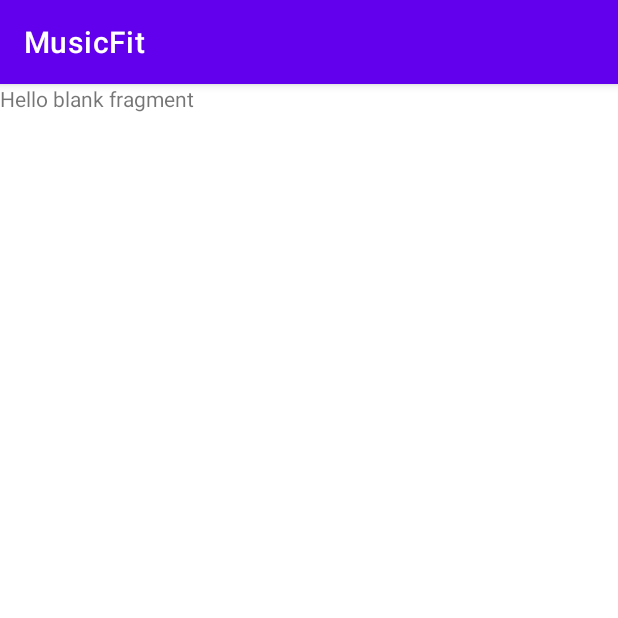
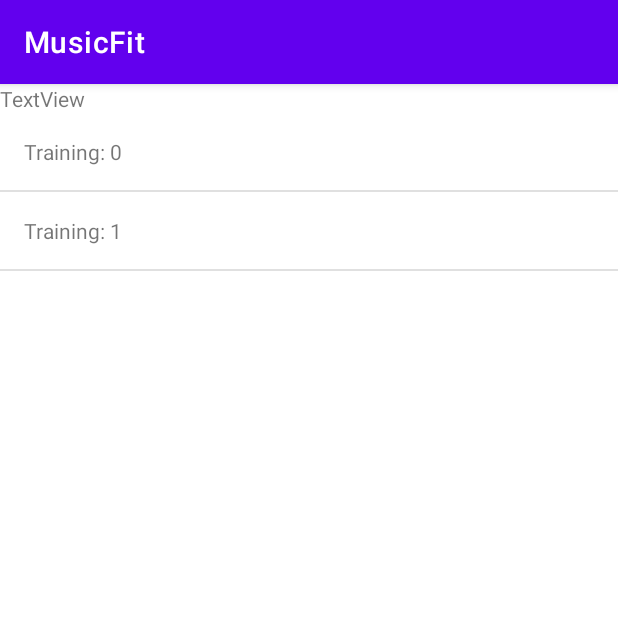
Before and after one commit to Nelson-Fuentes/MusicFit, an Android app: the fragment TrainingReportListFragment shown on its own in the app's theme, on a phone screen of 412 x 824 dp, the top half of it. Run offline under Robolectric (Android 15) with nearby library versions, the phone set to English and light mode, and no system bars.

Commit message:
TrainingList

```diff
--- /dev/null
+++ b/android/app/src/main/java/com/idnp/musicfit/models/adapters/TrainingAdapter.java
@@ -0,0 +1,55 @@
+package com.idnp.musicfit.models.adapters;
+
+import android.content.Context;
+import android.view.LayoutInflater;
+import android.view.View;
+import android.view.ViewGroup;
+import android.widget.Adapter;
+import android.widget.BaseAdapter;
+import android.widget.TextView;
+
+import com.idnp.musicfit.R;
+import com.idnp.musicfit.models.entities.Training;
+
+import java.util.ArrayList;
+
+public class TrainingAdapter extends BaseAdapter {
+
+    private Context context;
+    private ArrayList<Training> trainings;
+
+    public  TrainingAdapter(Context context){
+        this.context = context;
+        this.trainings = new ArrayList<Training>();
+    }
+
+    public void  setDataSet(ArrayList<Training> trainings){
+        this.trainings = trainings;
+        this.notifyDataSetChanged();
+    }
+
+    @Override
+    public int getCount() {
+        return this.trainings.size();
+    }
+
+    @Override
+    public Training getItem(int position) {
+        return this.trainings.get(position);
+    }
+
+    @Override
+    public long getItemId(int position) {
+        return this.trainings.get(position).hashCode();
+    }
+
+    @Override
+    public View getView(int position, View convertView, ViewGroup parent) {
+        View view = convertView;
+        LayoutInflater layoutInflater = LayoutInflater.from(this.context);
+        view = layoutInflater.inflate(R.layout.list_item_training_list, null);
+        TextView component = (TextView) view.findViewById(R.id.training_count);
+        component.setText("Training: " + position);
+        return view;
+    }
+}
--- a/android/app/src/main/java/com/idnp/musicfit/models/services/trainingService/TrainingService.java
+++ b/android/app/src/main/java/com/idnp/musicfit/models/services/trainingService/TrainingService.java
@@ -1,6 +1,8 @@
 package com.idnp.musicfit.models.services.trainingService;
 
 import com.idnp.musicfit.models.entities.Training;
+
+import java.util.ArrayList;
 
 public class TrainingService {
 
@@ -26,7 +28,10 @@ public class TrainingService {
 
     }
 
-    public void getTrainingList(Training training){
-
+    public ArrayList<Training> getTrainingList(){
+        ArrayList<Training> trainings = new ArrayList<Training>();
+        trainings.add(new Training());
+        trainings.add(new Training());
+        return  trainings;
     }
 }
--- /dev/null
+++ b/android/app/src/main/java/com/idnp/musicfit/presenter/trainingReportListPresenter/TrainingReportListPresenter.java
@@ -0,0 +1,22 @@
+package com.idnp.musicfit.presenter.trainingReportListPresenter;
+
+import com.idnp.musicfit.models.entities.Training;
+import com.idnp.musicfit.models.services.trainingService.TrainingService;
+import com.idnp.musicfit.views.fragments.trainingReportListView.iTrainingReportListView;
+
+import java.util.ArrayList;
+
+public class TrainingReportListPresenter implements iTrainingReportListPresenter {
+
+    private iTrainingReportListView trainingReportListView;
+
+
+    public TrainingReportListPresenter(iTrainingReportListView trainingReportListView){
+        this.trainingReportListView = trainingReportListView;
+    }
+
+    @Override
+    public void loadTrainingList() {
+        this.trainingReportListView.showReportList(TrainingService.trainingService.getTrainingList());
+    }
+}
--- a/android/app/src/main/java/com/idnp/musicfit/presenter/trainingReportListPresenter/iTrainingReportListPresenter.java
+++ b/android/app/src/main/java/com/idnp/musicfit/presenter/trainingReportListPresenter/iTrainingReportListPresenter.java
@@ -1,4 +1,6 @@
 package com.idnp.musicfit.presenter.trainingReportListPresenter;
 
 public interface iTrainingReportListPresenter {
+
+    public  void loadTrainingList();
 }
--- a/android/app/src/main/java/com/idnp/musicfit/views/fragments/trainingReportListView/TrainingReportListFragment.java
+++ b/android/app/src/main/java/com/idnp/musicfit/views/fragments/trainingReportListView/TrainingReportListFragment.java
@@ -7,60 +7,61 @@ import androidx.fragment.app.Fragment;
 import android.view.LayoutInflater;
 import android.view.View;
 import android.view.ViewGroup;
+import android.widget.AdapterView;
+import android.widget.ListView;
 
 import com.idnp.musicfit.R;
+import com.idnp.musicfit.models.adapters.TrainingAdapter;
+import com.idnp.musicfit.models.entities.Training;
+import com.idnp.musicfit.models.services.fragmentManager.FragmentManager;
+import com.idnp.musicfit.presenter.trainingReportListPresenter.TrainingReportListPresenter;
+import com.idnp.musicfit.presenter.trainingReportListPresenter.iTrainingReportListPresenter;
+import com.idnp.musicfit.views.fragments.trainingReportView.TrainingReportFragment;
 
-/**
- * A simple {@link Fragment} subclass.
- * Use the {@link TrainingReportListFragment#newInstance} factory method to
- * create an instance of this fragment.
- */
-public class TrainingReportListFragment extends Fragment {
+import java.util.ArrayList;
 
-    // TODO: Rename parameter arguments, choose names that match
-    // the fragment initialization parameters, e.g. ARG_ITEM_NUMBER
-    private static final String ARG_PARAM1 = "param1";
-    private static final String ARG_PARAM2 = "param2";
+public class TrainingReportListFragment extends Fragment implements iTrainingReportListView {
 
-    // TODO: Rename and change types of parameters
-    private String mParam1;
-    private String mParam2;
+    private View view;
+    private TrainingAdapter trainingAdapter;
+    private ListView trainingListView;
+    private iTrainingReportListPresenter trainingReportListPresenter;
 
-    public TrainingReportListFragment() {
-        // Required empty public constructor
-    }
 
-    /**
-     * Use this factory method to create a new instance of
-     * this fragment using the provided parameters.
-     *
-     * @param param1 Parameter 1.
-     * @param param2 Parameter 2.
-     * @return A new instance of fragment TrainingReportListFragment.
-     */
-    // TODO: Rename and change types and number of parameters
-    public static TrainingReportListFragment newInstance(String param1, String param2) {
-        TrainingReportListFragment fragment = new TrainingReportListFragment();
-        Bundle args = new Bundle();
-        args.putString(ARG_PARAM1, param1);
-        args.putString(ARG_PARAM2, param2);
-        fragment.setArguments(args);
-        return fragment;
-    }
 
     @Override
     public void onCreate(Bundle savedInstanceState) {
         super.onCreate(savedInstanceState);
-        if (getArguments() != null) {
-            mParam1 = getArguments().getString(ARG_PARAM1);
-            mParam2 = getArguments().getString(ARG_PARAM2);
-        }
     }
 
     @Override
     public View onCreateView(LayoutInflater inflater, ViewGroup container,
                              Bundle savedInstanceState) {
-        // Inflate the layout for this fragment
-        return inflater.inflate(R.layout.fragment_training_report_list, container, false);
+        if (this.view == null){
+            this.view  = inflater.inflate(R.layout.fragment_training_report_list, container, false);
+            this.loadComponents(this.view);
+        }
+        return  this.view;
+
+    }
+
+    private  void loadComponents(View view){
+        this.trainingAdapter = new TrainingAdapter(this.getContext());
+        this.trainingListView = (ListView) view.findViewById(R.id.training_list);
+        this.trainingListView.setAdapter(this.trainingAdapter);
+        this.trainingReportListPresenter = new TrainingReportListPresenter(this);
+        this.trainingReportListPresenter.loadTrainingList();
+        this.trainingListView.setOnItemClickListener(new AdapterView.OnItemClickListener() {
+            @Override
+            public void onItemClick(AdapterView<?> parent, View view, int position, long id) {
+                FragmentManager.fragmentManager.changeFragment( new TrainingReportFragment(TrainingReportListFragment.this.trainingAdapter.getItem(position)));
+            }
+        });
+
+    }
+
+    @Override
+    public void showReportList(ArrayList<Training> trainings) {
+        this.trainingAdapter.setDataSet(trainings);
     }
 }
--- /dev/null
+++ b/android/app/src/main/java/com/idnp/musicfit/views/fragments/trainingReportListView/iTrainingReportListView.java
@@ -0,0 +1,10 @@
+package com.idnp.musicfit.views.fragments.trainingReportListView;
+
+import com.idnp.musicfit.models.entities.Training;
+
+import java.util.ArrayList;
+
+public interface iTrainingReportListView {
+
+    public void showReportList(ArrayList<Training> trainings);
+}
--- a/android/app/src/main/java/com/idnp/musicfit/views/fragments/trainingReportView/TrainingReportFragment.java
+++ b/android/app/src/main/java/com/idnp/musicfit/views/fragments/trainingReportView/TrainingReportFragment.java
@@ -41,9 +41,11 @@ public class TrainingReportFragment extends Fragment implements iTrainingReportV
         button.setOnClickListener(new View.OnClickListener() {
                     @Override
                     public void onClick(View v) {
-                        FragmentManager.fragmentManager.popBackStack();
+                        FragmentManager.fragmentManager.remove(TrainingReportFragment.this);
                     }
                 });
         return this.view;
     }
+
+
 }
--- a/android/app/src/main/res/layout/fragment_training_report_list.xml
+++ b/android/app/src/main/res/layout/fragment_training_report_list.xml
@@ -5,10 +5,20 @@
     android:layout_height="match_parent"
     tools:context=".views.fragments.trainingReportListView.TrainingReportListFragment">
 
-    <!-- TODO: Update blank fragment layout -->
-    <TextView
+    <LinearLayout
         android:layout_width="match_parent"
         android:layout_height="match_parent"
-        android:text="@string/hello_blank_fragment" />
+        android:orientation="vertical">
 
+        <TextView
+            android:id="@+id/textView5"
+            android:layout_width="match_parent"
+            android:layout_height="wrap_content"
+            android:text="TextView" />
+
+        <ListView
+            android:id="@+id/training_list"
+            android:layout_width="match_parent"
+            android:layout_height="match_parent" />
+    </LinearLayout>
 </FrameLayout>
--- /dev/null
+++ b/android/app/src/main/res/layout/list_item_training_list.xml
@@ -0,0 +1,21 @@
+<?xml version="1.0" encoding="utf-8"?>
+<androidx.constraintlayout.widget.ConstraintLayout xmlns:android="http://schemas.android.com/apk/res/android"
+    xmlns:app="http://schemas.android.com/apk/res-auto"
+    xmlns:tools="http://schemas.android.com/tools"
+    android:layout_width="match_parent"
+    android:layout_height="wrap_content">
+
+    <TextView
+        android:id="@+id/training_count"
+        android:layout_width="0dp"
+        android:layout_height="wrap_content"
+        android:layout_marginStart="16dp"
+        android:layout_marginTop="16dp"
+        android:layout_marginEnd="16dp"
+        android:layout_marginBottom="16dp"
+        android:text="TextView"
+        app:layout_constraintBottom_toBottomOf="parent"
+        app:layout_constraintEnd_toEndOf="parent"
+        app:layout_constraintStart_toStartOf="parent"
+        app:layout_constraintTop_toTopOf="parent" />
+</androidx.constraintlayout.widget.ConstraintLayout>
--- a/android/app/src/main/res/menu/activity_main_drawer.xml
+++ b/android/app/src/main/res/menu/activity_main_drawer.xml
@@ -9,9 +9,9 @@
             android:icon="@drawable/ic_menu_camera"
             android:title="@string/training_title" />
         <item
-            android:id="@+id/nav_gallery"
+            android:id="@+id/nav_training_list"
             android:icon="@drawable/ic_menu_gallery"
-            android:title="@string/menu_gallery" />
+            android:title="@string/trainings" />
         <item
             android:id="@+id/nav_slideshow"
             android:icon="@drawable/ic_menu_slideshow"
--- a/android/app/src/main/res/values/strings.xml
+++ b/android/app/src/main/res/values/strings.xml
@@ -6,6 +6,7 @@
     <string name="nav_header_subtitle">android.studio@android.com</string>
     <string name="nav_header_desc">Navigation header</string>
     <string name="action_settings">Settings</string>
+    <string name="trainings">Entrenamientos</string>
 
     <string name="menu_home">Home</string>
     <string name="menu_gallery">Gallery</string>
```
Also changed, not shown: android/app/src/main/java/com/idnp/musicfit/models/services/fragmentManager/FragmentManager.java (+9 -4 lines), android/app/src/main/java/com/idnp/musicfit/views/activities/mainView/MainActivity.java (+14 -1 lines), android/app/src/main/res/navigation/mobile_navigation.xml (+4 -4 lines).
